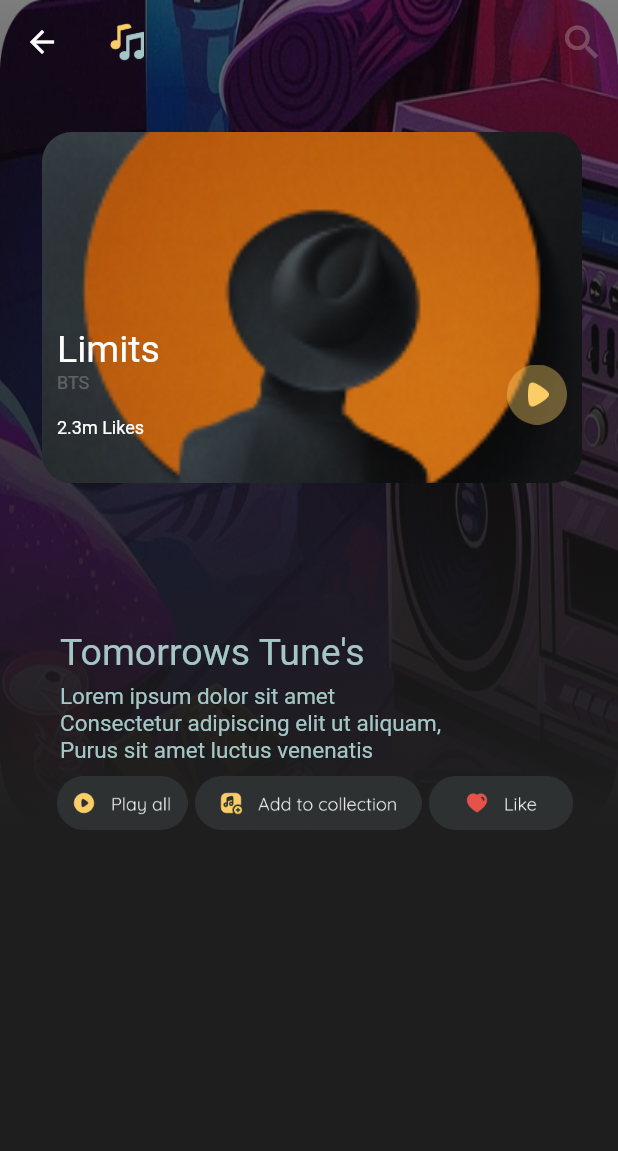
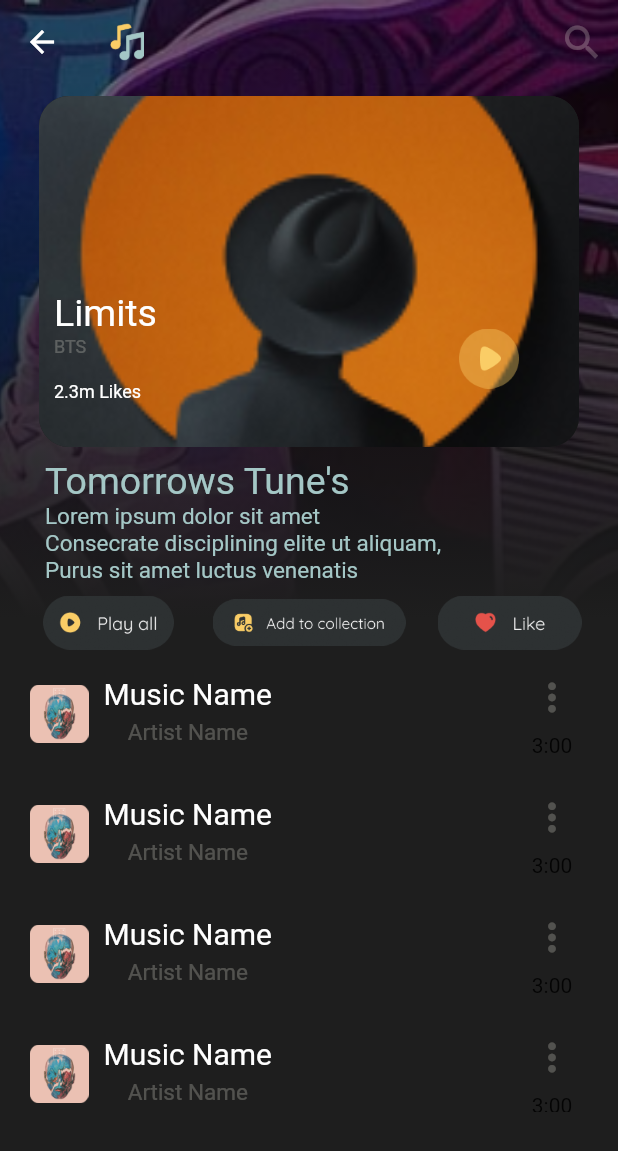
Before and after one commit to Teewhydot/musica, a Flutter app: the CollectionDetailsPage screen opened directly, on a phone screen of 412 x 824 dp. Shown: the top 1151 px of the screen. Run offline on Flutter 3.47's test engine with Material 2 defaults, Android fonts, the phone set to English and light mode, and no system bars; our stand-ins replace page_transition.

Commit message:
UI 100% complete.

```diff
--- a/lib/main.dart
+++ b/lib/main.dart
@@ -1,4 +1,5 @@
 import 'package:flutter/material.dart';
+import 'package:musica/screens/drawer/drawer_all_screens/my_collection/collection_details_page.dart';
 
 import 'screens/home.dart';
 
@@ -13,7 +14,7 @@
   Widget build(BuildContext context) {
     return const MaterialApp(
       debugShowCheckedModeBanner: false,
-      home: Home(),
+      home: CollectionDetailsPage(),
     );
   }
 }
--- /dev/null
+++ b/lib/models/music_model.dart
@@ -0,0 +1,13 @@
+class Music {
+  final String name;
+  final String artist;
+  final String image;
+  final String duration;
+
+  Music({
+    required this.name,
+    required this.artist,
+    required this.image,
+    required this.duration,
+  });
+}
--- /dev/null
+++ b/lib/reusables/widgets/music_card_widget.dart
@@ -0,0 +1,71 @@
+import 'package:flutter/material.dart';
+import 'package:musica/reusables/constants.dart';
+
+class MusicCardWidget extends StatelessWidget {
+  final String name;
+  final String artist;
+  final String image;
+  final String duration;
+
+  const MusicCardWidget({super.key, required this.name, required this.artist, required this.image, required this.duration});
+
+  @override
+  Widget build(BuildContext context) {
+    final width = MediaQuery.of(context).size.width;
+    const height = 70.0;
+    return Padding(
+      padding: const EdgeInsets.only(left: 20,right: 20,bottom: 10),
+      child: Container(
+        width: width,
+        height: height,
+        decoration: BoxDecoration(
+          color: backgroundColor,
+          borderRadius: BorderRadius.circular(10),
+        ),
+        child: Row(
+          mainAxisAlignment: MainAxisAlignment.spaceBetween,
+          children: [
+            Row(
+              children: [
+                Image.asset(image,height: 39,width: 39,),
+                addHorizontalSpacing(10),
+                Column(
+                  children: [
+                    addVerticalSpacing(10),
+                    Text(
+                      name,
+                      style:mediumWhiteTextStyle.copyWith(fontSize: 20),
+                    ),
+                    addVerticalSpacing(5),
+                    Text(
+                      artist,
+                      style: TextStyle(
+                        color: textColor,
+                        fontSize: 15,
+                        fontWeight: FontWeight.w400,
+                      ),
+                    ),
+                  ],
+                ),
+              ],
+            ),
+            Column(
+              children: [
+                IconButton(
+                  onPressed: () {},
+                  icon: Icon(
+                    Icons.more_vert,
+                    color: textColor,
+                    size: 30,
+                  ),
+                ),
+                 Text(duration),
+              ],
+            ),
+
+          ],
+        ),
+      ),
+    );
+  }
+}
--- a/lib/reusables/widgets/my_collections_widget.dart
+++ b/lib/reusables/widgets/my_collections_widget.dart
@@ -44,7 +44,7 @@
               )),
           Positioned(
             top: 155,
-            right: 10,
+            right: 40,
             child: Image.asset(
               Assets.iconsMyCollectionsPlayIcon,
               height: 40,
--- a/lib/screens/drawer/drawer_all_screens/my_collection/collection_details_page.dart
+++ b/lib/screens/drawer/drawer_all_screens/my_collection/collection_details_page.dart
@@ -1,6 +1,8 @@
 import 'package:flutter/material.dart';
 import 'package:musica/generated/assets.dart';
+import 'package:musica/models/music_model.dart';
 import 'package:musica/reusables/constants.dart';
+import 'package:musica/reusables/widgets/music_card_widget.dart';
 import 'package:musica/reusables/widgets/my_collections_widget.dart';
 
 class CollectionDetailsPage extends StatelessWidget {
@@ -8,8 +10,94 @@
 
   @override
   Widget build(BuildContext context) {
+    List<Music> musicList = [
+      Music(
+        name: 'Music Name',
+        artist: 'Artist Name',
+        image: Assets.imagesRectangle04,
+        duration: '3:00',
+      ),
+      Music(
+        name: 'Music Name',
+        artist: 'Artist Name',
+        image: Assets.imagesRectangle04,
+        duration: '3:00',
+      ),
+      Music(
+        name: 'Music Name',
+        artist: 'Artist Name',
+        image: Assets.imagesRectangle04,
+        duration: '3:00',
+      ),
+      Music(
+        name: 'Music Name',
+        artist: 'Artist Name',
+        image: Assets.imagesRectangle04,
+        duration: '3:00',
+      ),
+      Music(
+        name: 'Music Name',
+        artist: 'Artist Name',
+        image: Assets.imagesRectangle04,
+        duration: '3:00',
+      ),
+      Music(
+        name: 'Music Name',
+        artist: 'Artist Name',
+        image: Assets.imagesRectangle04,
+        duration: '3:00',
+      ),
+      Music(
+        name: 'Music Name',
+        artist: 'Artist Name',
+        image: Assets.imagesRectangle04,
+        duration: '3:00',
+      ),
+      Music(
+        name: 'Music Name',
+        artist: 'Artist Name',
+        image: Assets.imagesRectangle04,
+        duration: '3:00',
+      ),
+      Music(
+        name: 'Music Name',
+        artist: 'Artist Name',
+        image: Assets.imagesRectangle04,
+        duration: '3:00',
+      ),
+      Music(
+        name: 'Music Name',
+        artist: 'Artist Name',
+        image: Assets.imagesRectangle04,
+        duration: '3:00',
+      ),
+      Music(
+        name: 'Music Name',
+        artist: 'Artist Name',
+        image: Assets.imagesRectangle04,
+        duration: '3:00',
+      ),
+      Music(
+        name: 'Music Name',
+        artist: 'Artist Name',
+        image: Assets.imagesRectangle04,
+        duration: '3:00',
+      ),
+      Music(
+        name: 'Music Name',
+        artist: 'Artist Name',
+        image: Assets.imagesRectangle04,
+        duration: '3:00',
+      ),
+      Music(
+        name: 'Music Name',
+        artist: 'Artist Name',
+        image: Assets.imagesRectangle04,
+        duration: '3:00',
+      ),
+    ];
     final totalHeight = MediaQuery.of(context).size.height;
-    final height = MediaQuery.of(context).size.height / 1.5;
+    final height = MediaQuery.of(context).size.height;
     final width = MediaQuery.of(context).size.width;
     return Scaffold(
       extendBodyBehindAppBar: true,
@@ -35,14 +123,12 @@
       ),
       body: Column(
         children: [
-          Stack(
-          clipBehavior: Clip.none,
-              children: <Widget>[
+          Stack(clipBehavior: Clip.none, children: <Widget>[
             Container(
               decoration: const BoxDecoration(
                 color: Colors.transparent,
                 image: DecorationImage(
-                  fit: BoxFit.fill,
+                  fit: BoxFit.cover,
                   image: AssetImage(
                     Assets.imagesSampleCollection,
                   ),
@@ -53,7 +139,6 @@
             Container(
               height: height,
               decoration: BoxDecoration(
-                  color: Colors.white,
                   gradient: LinearGradient(
                     begin: Alignment.bottomCenter,
                     end: Alignment.topCenter,
@@ -61,74 +146,84 @@
                       backgroundColor,
                       Colors.transparent.withOpacity(0.5),
                     ],
-                    // stops: [
-                    //   0.0,
-                    //   1.0
-                    // ]
+                    stops: const [0.5, 0.9],
                   )),
             ),
-            Positioned(
-                top: 80, left: 20, child: MyCollectionsCard(onTap: () {})),
-            const Positioned(
-                bottom: 100,
-                left: 40,
-                child: Text(
+            Positioned.fill(
+              child: ListView(
+                shrinkWrap: true,
+                scrollDirection: Axis.vertical,
+                children: [
+                  Column(
+                    children: [
+                      Center(child: MyCollectionsCard(onTap: () {})),
+                      Row(
+                        children: [
+                          addHorizontalSpacing(30),
+                          const Text(
                             'Tomorrows Tune\'s',
-                  style: TextStyle(color: Color(0xffa4c7c6), fontSize: 25),
-                )),
-            const Positioned(
-                bottom: 40,
-                left: 40,
-                child: Text(
-                  'Lorem ipsum dolor sit amet\nConsectetur adipiscing elit ut aliquam,\nPurus sit amet luctus venenatis',
-                  style: TextStyle(color: Color(0xffa4c7c6), fontSize: 15),
-                )),
-
-          ]),
-          Container(
-            width: width,
-            height: totalHeight - height,
-            decoration: const BoxDecoration(
-              color: backgroundColor,
+                            style: TextStyle(
+                                color: Color(0xffa4c7c6), fontSize: 25),
                           ),
-            child: Stack(
-              clipBehavior: Clip.none,
-
+                        ],
+                      ),
+                      Row(
                         children: [
-                Container(),
-                Positioned(
-                  top: -40,
-                  left: 30,
-                  child: Padding(
+                          addHorizontalSpacing(30),
+                          const Text(
+                            'Lorem ipsum dolor sit amet\nConsecrate disciplining elite ut aliquam,\nPurus sit amet luctus venenatis',
+                            style: TextStyle(
+                                color: Color(0xffa4c7c6), fontSize: 15),
+                          ),
+                        ],
+                      ),
+                      Padding(
                         padding: const EdgeInsets.all(8.0),
                         child: Row(
                           mainAxisSize: MainAxisSize.min,
                           children: [
-                        Image.asset(Assets.iconsPlayAllIcon,height: 36,),
+                            Expanded(
+                                child: Image.asset(
+                              Assets.iconsPlayAllIcon,
+                              height: 36,
+                            )),
                             addHorizontalSpacing(5),
-                        Image.asset(Assets.iconsAddToCollecIcon,height: 36,),
+                            Expanded(
+                                child: Image.asset(
+                              Assets.iconsAddToCollecIcon,
+                              height: 36,
+                            )),
                             addHorizontalSpacing(5),
-                        Image.asset(Assets.iconsLikeIcon,height: 36,),
+                            Expanded(
+                                child: Image.asset(
+                              Assets.iconsLikeIcon,
+                              height: 36,
+                            )),
                           ],
-                    ),
                         ),
                       ),
                     ],
                   ),
-            // child: Padding(
-            //   padding: const EdgeInsets.all(8.0),
-            //   child: Row(
-            //     children: [
-            //       Expanded(
-            //         flex: 1,
-            //            child: Image.asset(Assets.iconsPlayAllIcon,height: 36,)),
-            //       Expanded( flex: 2, child: Image.asset(Assets.iconsAddToCollecIcon,height: 36,)),
-            //       Expanded( flex: 1, child: Image.asset(Assets.iconsLikeIcon,height: 36,)),
-            //
-            //     ],
-            //   ),
-            // ),
+                  SizedBox(
+                    height: 300,
+                    child: ListView.builder(
+                      physics: ScrollPhysics(
                       ),
+                      itemCount: musicList.length,
+                      scrollDirection: Axis.vertical,
+                      itemBuilder: (context, index) {
+                        return MusicCardWidget(
+                            name: musicList[index].name,
+                            artist: musicList[index].artist,
+                            image: musicList[index].image,
+                            duration: musicList[index].duration);
+                      },
+                    ),
+                  ),
+                ],
+              ),
+            )
+          ]),
         ],
       ),
     );
```
Lines whose indentation alone changed are shown as unchanged.
